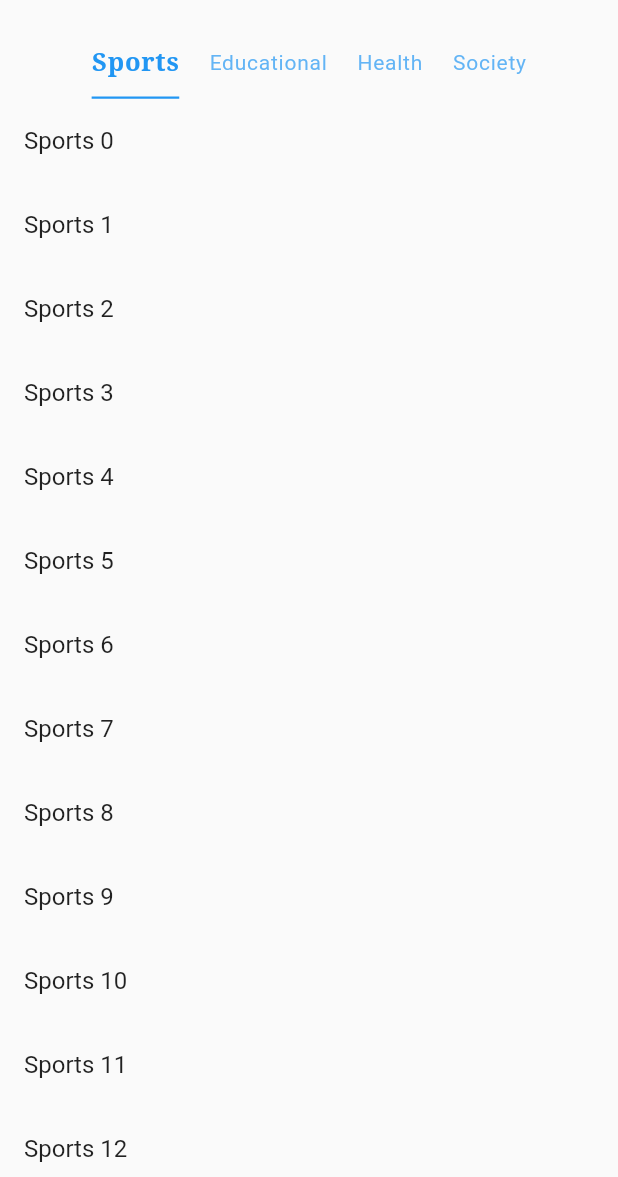
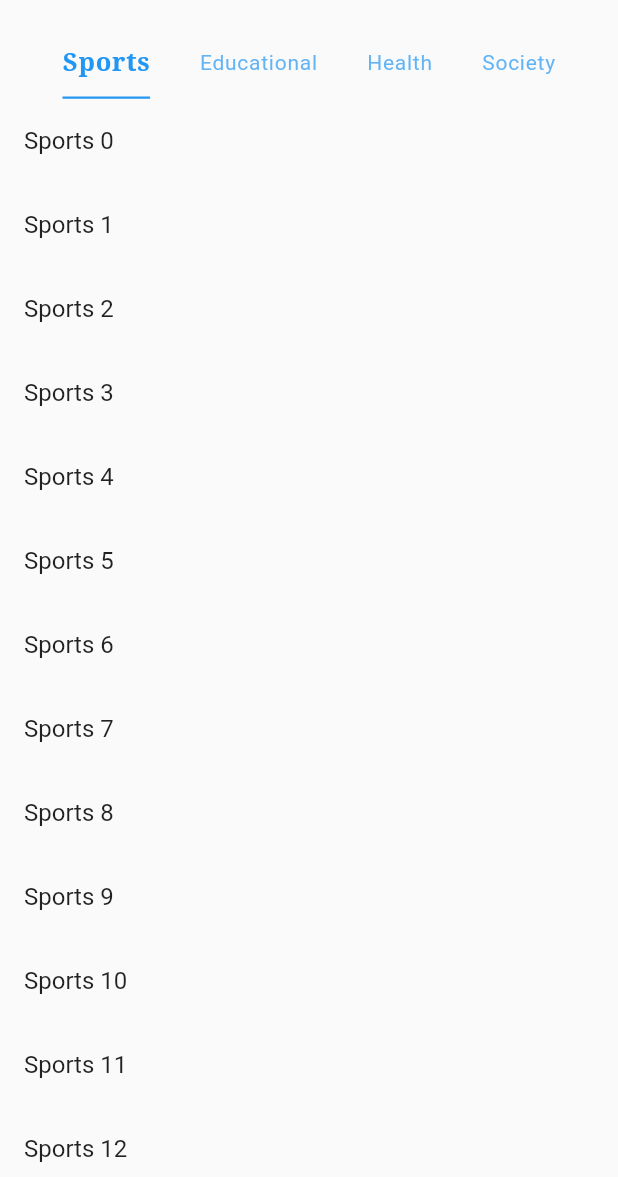
Before and after one commit to Pun-lal/NewsPortal, a Flutter app: the HomeScreen screen opened directly, on a phone screen of 412 x 824 dp, the part 59-1236 px from its top. Run offline on Flutter 3.47's test engine with Material 2 defaults, Android fonts, the light colour scheme and no system bars; our stand-ins replace flutter_secure_storage, get, google_fonts; accounts and stored records are empty.

Commit message:
little change in responseive

```diff
--- a/lib/views/home_screen.dart
+++ b/lib/views/home_screen.dart
@@ -180,7 +180,8 @@ class HomeScreen extends StatelessWidget {
                     indicatorWeight: 1.5,
                     indicatorSize: TabBarIndicatorSize.label,
                     labelColor: Theme.of(context).accentColor,
-                    labelPadding: EdgeInsets.symmetric(horizontal: 10),
+                    labelPadding:
+                        EdgeInsets.symmetric(horizontal: Get.width * 0.04),
                     indicatorColor: Theme.of(context).accentColor,
                     unselectedLabelStyle:
                         TextStyle(fontWeight: FontWeight.normal),
```
Also changed, not shown: 1 other file.
